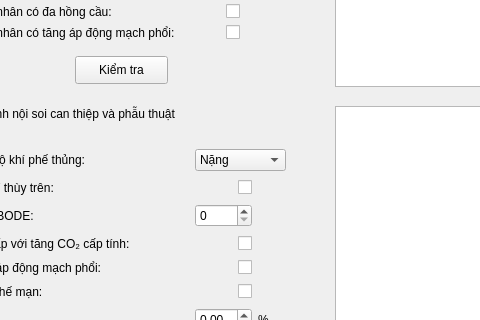
tanmaivan/COPD-Diagnosis-Expert-System, file interface/main_ui.ui: the form before one commit; both pictures show x 305 to 785 and y 188 to 508 of the 1032 by 729 pixel window.
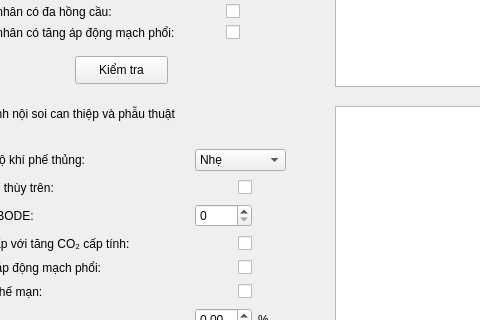
The form after the commit.

The edit to the form file:
```diff
--- a/interface/main_ui.ui
+++ b/interface/main_ui.ui
@@ -1410,6 +1410,11 @@
          </item>
          <item row="0" column="8" colspan="2">
           <widget class="QComboBox" name="viii_emphysema_severity">
+           <item>
+            <property name="text">
+             <string>Nhẹ</string>
+            </property>
+           </item>
            <item>
             <property name="text">
              <string>Nặng</string>
```
Left out of the diff: 11 changed lines with no effect on the pictures.
